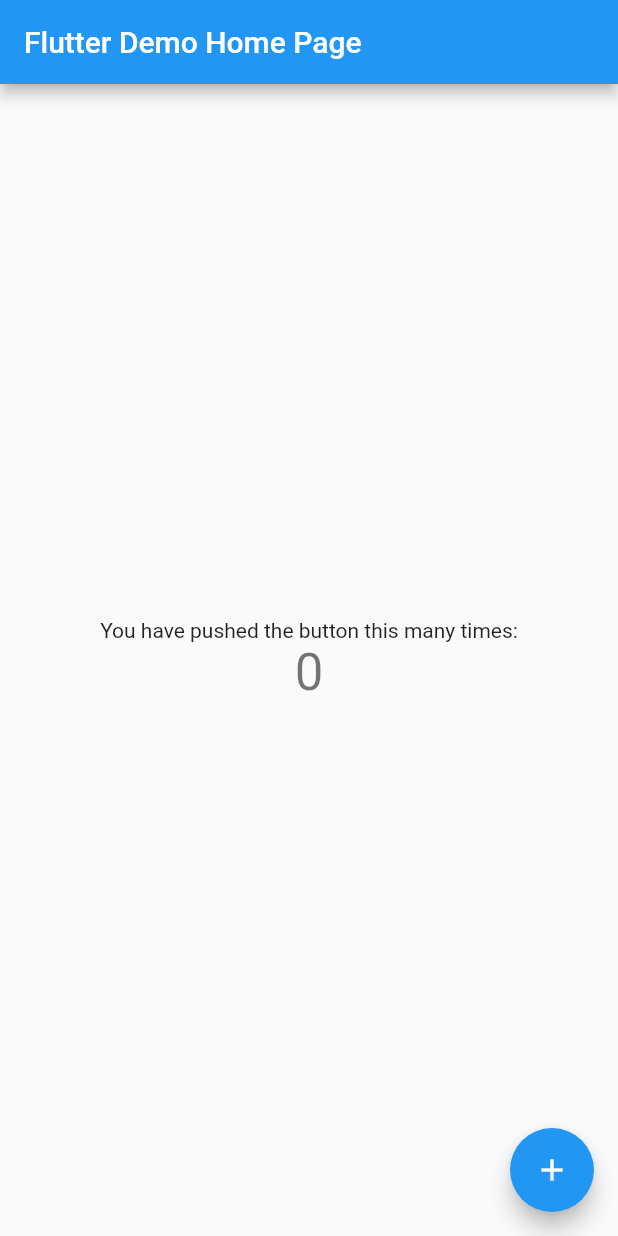
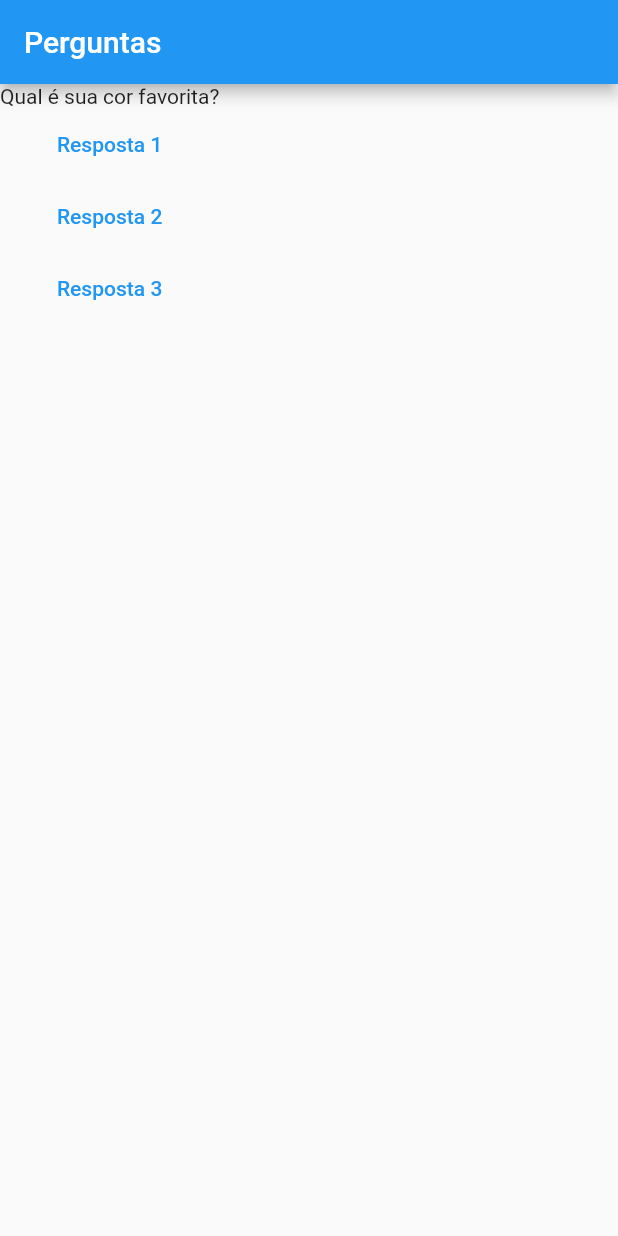
Before and after one commit to davidfffelix/QuizGame, a Flutter app: the screen it shows after launch, on a phone screen of 412 x 824 dp. Run offline on Flutter 3.47's test engine with Material 2 defaults, Android fonts, the phone set to English and light mode, and no system bars.

Commit message:
Create function

```diff
--- a/lib/main.dart
+++ b/lib/main.dart
@@ -1,115 +1,48 @@
 import 'package:flutter/material.dart';
 
-void main() {
-  runApp(const MyApp());
-}
+main() => runApp(PerguntaApp()); //Componente raíz
 
-class MyApp extends StatelessWidget {
-  const MyApp({Key? key}) : super(key: key);
+class PerguntaApp extends StatelessWidget {
 
-  // This widget is the root of your application.
-  @override
-  Widget build(BuildContext context) {
-    return MaterialApp(
-      title: 'Flutter Demo',
-      theme: ThemeData(
-        // This is the theme of your application.
-        //
-        // Try running your application with "flutter run". You'll see the
-        // application has a blue toolbar. Then, without quitting the app, try
-        // changing the primarySwatch below to Colors.green and then invoke
-        // "hot reload" (press "r" in the console where you ran "flutter run",
-        // or simply save your changes to "hot reload" in a Flutter IDE).
-        // Notice that the counter didn't reset back to zero; the application
-        // is not restarted.
-        primarySwatch: Colors.blue,
-      ),
-      home: const MyHomePage(title: 'Flutter Demo Home Page'),
-    );
-  }
-}
-
-class MyHomePage extends StatefulWidget {
-  const MyHomePage({Key? key, required this.title}) : super(key: key);
-
-  // This widget is the home page of your application. It is stateful, meaning
-  // that it has a State object (defined below) that contains fields that affect
-  // how it looks.
-
-  // This class is the configuration for the state. It holds the values (in this
-  // case the title) provided by the parent (in this case the App widget) and
-  // used by the build method of the State. Fields in a Widget subclass are
-  // always marked "final".
-
-  final String title;
-
-  @override
-  State<MyHomePage> createState() => _MyHomePageState();
-}
-
-class _MyHomePageState extends State<MyHomePage> {
-  int _counter = 0;
-
-  void _incrementCounter() {
-    setState(() {
-      // This call to setState tells the Flutter framework that something has
-      // changed in this State, which causes it to rerun the build method below
-      // so that the display can reflect the updated values. If we changed
-      // _counter without calling setState(), then the build method would not be
-      // called again, and so nothing would appear to happen.
-      _counter++;
-    });
+  void responder() {
+    print('Pergunta Respondida!');
   }
 
   @override
   Widget build(BuildContext context) {
-    // This method is rerun every time setState is called, for instance as done
-    // by the _incrementCounter method above.
-    //
-    // The Flutter framework has been optimized to make rerunning build methods
-    // fast, so that you can just rebuild anything that needs updating rather
-    // than having to individually change instances of widgets.
-    return Scaffold(
-      appBar: AppBar(
-        // Here we take the value from the MyHomePage object that was created by
-        // the App.build method, and use it to set our appbar title.
-        title: Text(widget.title),
-      ),
-      body: Center(
-        // Center is a layout widget. It takes a single child and positions it
-        // in the middle of the parent.
-        child: Column(
-          // Column is also a layout widget. It takes a list of children and
-          // arranges them vertically. By default, it sizes itself to fit its
-          // children horizontally, and tries to be as tall as its parent.
-          //
-          // Invoke "debug painting" (press "p" in the console, choose the
-          // "Toggle Debug Paint" action from the Flutter Inspector in Android
-          // Studio, or the "Toggle Debug Paint" command in Visual Studio Code)
-          // to see the wireframe for each widget.
-          //
-          // Column has various properties to control how it sizes itself and
-          // how it positions its children. Here we use mainAxisAlignment to
-          // center the children vertically; the main axis here is the vertical
-          // axis because Columns are vertical (the cross axis would be
-          // horizontal).
-          mainAxisAlignment: MainAxisAlignment.center,
-          children: <Widget>[
-            const Text(
-              'You have pushed the button this many times:',
+
+    final List<String> perguntas = [
+      'Qual é sua cor favorita?',
+      'Qual é seu animal favorito?',
+    ];
+
+    return MaterialApp(
+      home: Scaffold(
+        appBar: AppBar(
+          title: Text('Perguntas'),
+        ),
+        body: Column(
+          children: [
+            Text(perguntas[0]),
+            TextButton(
+              child: Text('Resposta 1'),
+              onPressed: responder, // Passando a função como parêmetro
             ),
-            Text(
-              '$_counter',
-              style: Theme.of(context).textTheme.headline4,
+
+            TextButton(
+              child: Text('Resposta 2'),
+              onPressed: () {
+                print('Resposta 2 foi selecionada!');
+              },
+            ),
+
+            TextButton(
+              child: Text('Resposta 3'),
+              onPressed: () => print('Resposta 3!'),
             ),
           ],
         ),
-      ),
-      floatingActionButton: FloatingActionButton(
-        onPressed: _incrementCounter,
-        tooltip: 'Increment',
-        child: const Icon(Icons.add),
-      ), // This trailing comma makes auto-formatting nicer for build methods.
-    );
+        ),
+      );
   }
 }
```
Also changed, not shown: 1 other file.
